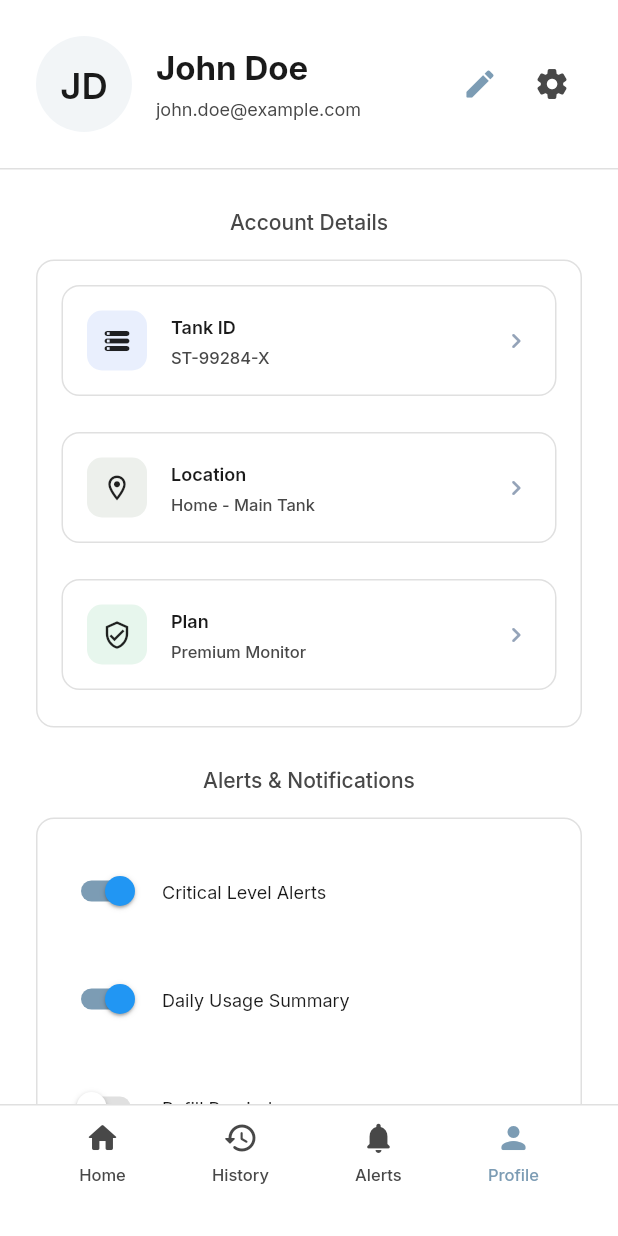
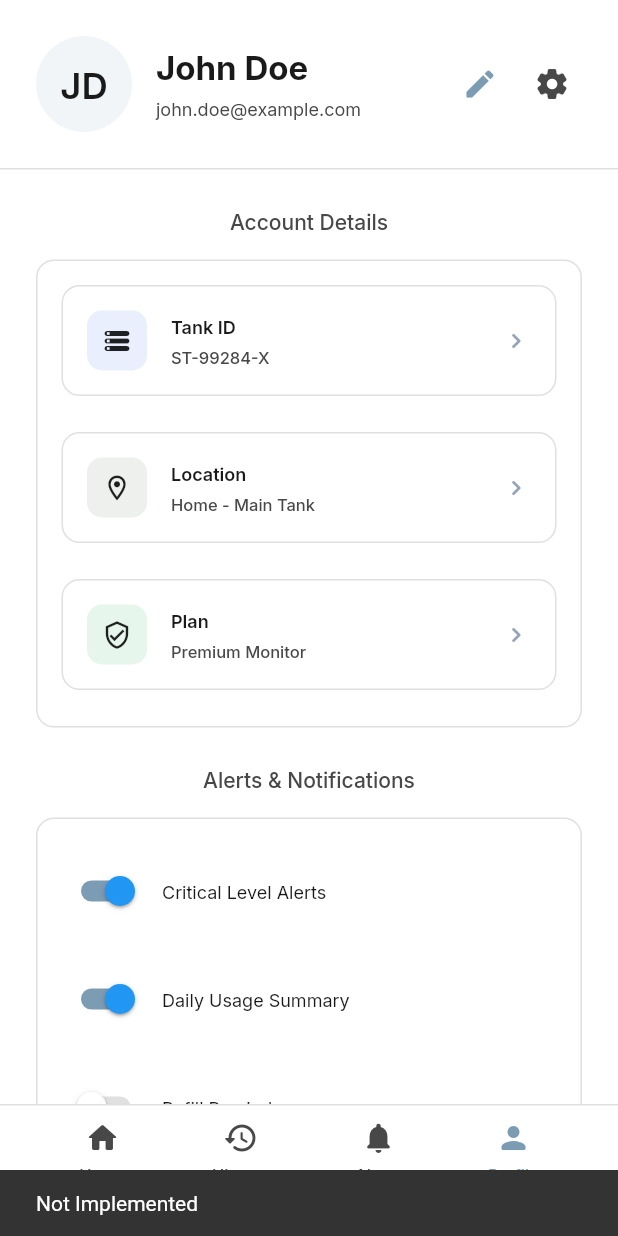
Before and after one commit to mohammadalibalwe48-hub/Tank, a Flutter app: the UserProfileWidget screen opened by its route, item 4 of the bottom bar chosen, after a tap on the "edit" icon, on a phone screen of 412 x 824 dp. Run offline on Flutter 3.47's test engine with Material 3 defaults, Android fonts, the phone set to English and light mode, and no system bars; our stand-ins replace auto_size_text, cached_network_image, dropdown_button2, fl_chart, font_awesome_flutter, from_css_color and 7 more; missing offline and left inert: json_path, material_palette; accounts and stored records are empty; network calls fail; statements that could not run were skipped.

Commit message:
Fix functional buttons and Android compile issues
Co-authored-by: mohammadalibalwe48-hub <236125246+mohammadalibalwe48-hub@users.noreply.github.com>

```diff
--- a/lib/alerts_notifications/alerts_notifications_widget.dart
+++ b/lib/alerts_notifications/alerts_notifications_widget.dart
@@ -85,8 +85,8 @@ class _AlertsNotificationsWidgetState extends State<AlertsNotificationsWidget> {
                                   size: 24.0,
                                 ),
                                 onPressed: () {
-                                  print('IconButton pressed ...');
-                                },
+                                  showSnackbar(context, 'Not Implemented');
+                                      },
                               ),
                               Text(
                                 'Notifications',
@@ -118,8 +118,8 @@ class _AlertsNotificationsWidgetState extends State<AlertsNotificationsWidget> {
                                   size: 24.0,
                                 ),
                                 onPressed: () {
-                                  print('IconButton pressed ...');
-                                },
+                                  showSnackbar(context, 'Not Implemented');
+                                      },
                               ),
                             ],
                           ),
--- a/lib/history_analytics/history_analytics_widget.dart
+++ b/lib/history_analytics/history_analytics_widget.dart
@@ -94,7 +94,7 @@ class _HistoryAnalyticsWidgetState extends State<HistoryAnalyticsWidget> {
                                         size: 24.0,
                                       ),
                                       onPressed: () {
-                                        print('IconButton pressed ...');
+                                        showSnackbar(context, 'Not Implemented');
                                       },
                                     ),
                                     Text(
@@ -129,7 +129,7 @@ class _HistoryAnalyticsWidgetState extends State<HistoryAnalyticsWidget> {
                                         size: 24.0,
                                       ),
                                       onPressed: () {
-                                        print('IconButton pressed ...');
+                                        showSnackbar(context, 'Not Implemented');
                                       },
                                     ),
                                   ],
--- a/lib/main_dashboard/main_dashboard_widget.dart
+++ b/lib/main_dashboard/main_dashboard_widget.dart
@@ -211,8 +211,8 @@ class _MainDashboardWidgetState extends State<MainDashboardWidget> {
                                           size: 24.0,
                                         ),
                                         onPressed: () {
-                                          print('IconButton pressed ...');
-                                        },
+                                          showSnackbar(context, 'Not Implemented');
+                                      },
                                       ),
                                       Container(
                                         width: 36.0,
--- a/lib/user_profile/user_profile_widget.dart
+++ b/lib/user_profile/user_profile_widget.dart
@@ -222,8 +222,8 @@ class _UserProfileWidgetState extends State<UserProfileWidget> {
                                                 size: 24.0,
                                               ),
                                               onPressed: () {
-                                                print('IconButton pressed ...');
-                                              },
+                                                showSnackbar(context, 'Not Implemented');
+                                      },
                                             ),
                                             FlutterFlowIconButton(
                                               borderRadius: 8.0,
@@ -237,8 +237,8 @@ class _UserProfileWidgetState extends State<UserProfileWidget> {
                                                 size: 24.0,
                                               ),
                                               onPressed: () {
-                                                print('IconButton pressed ...');
-                                              },
+                                                showSnackbar(context, 'Not Implemented');
+                                      },
                                             ),
                                           ].divide(SizedBox(width: 8.0)),
                                         ),
```
Also changed, not shown: 2 other files.
